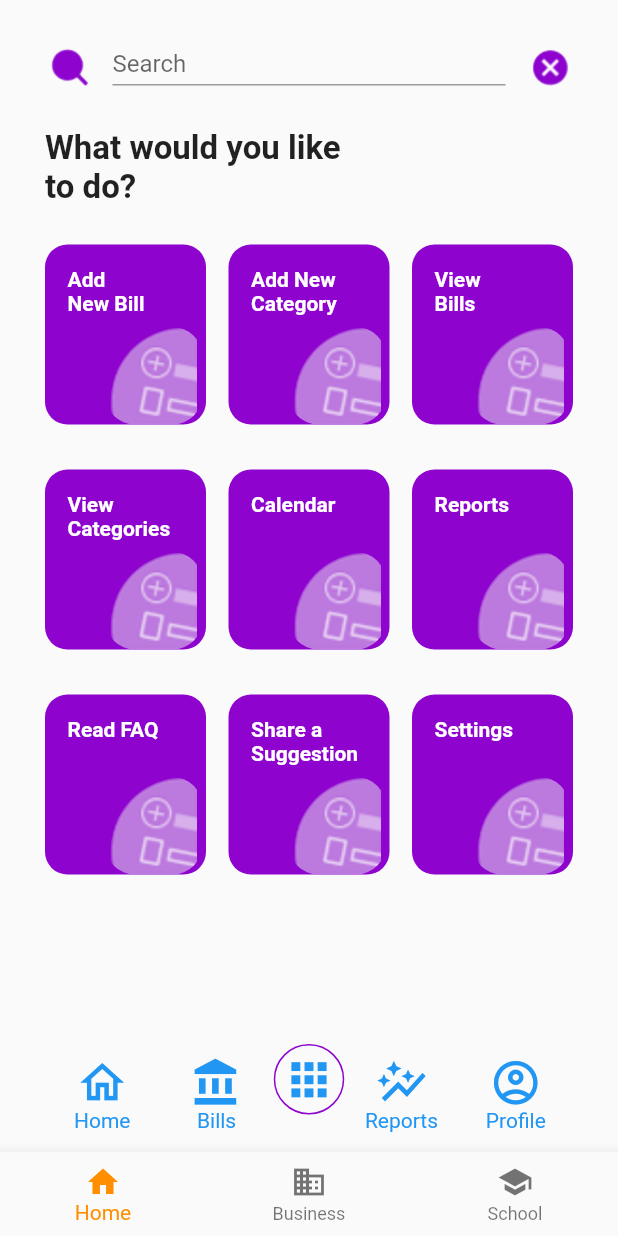
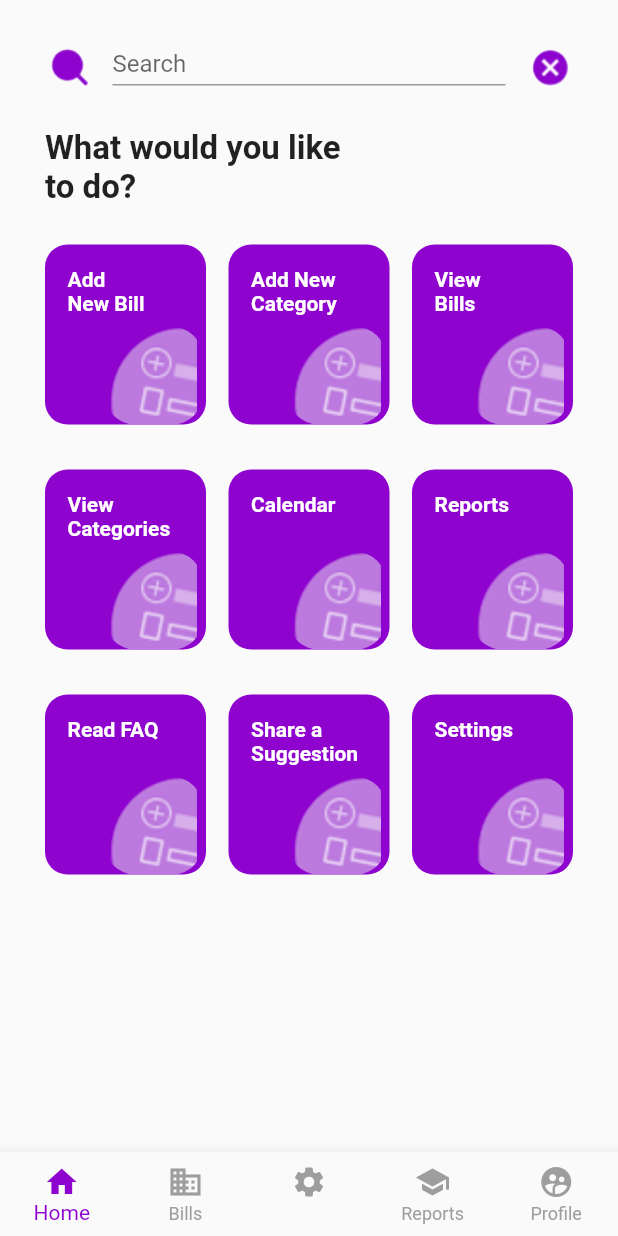
Before and after one commit to ChiragGajjar/PaymentReminder, a Flutter app: the SearchScreen screen opened directly, on a phone screen of 412 x 824 dp. Run offline on Flutter 3.47's test engine with Material 2 defaults, Android fonts, the phone set to English and light mode, and no system bars.

Commit message:
Update search screen

```diff
--- a/lib/login/login_screen.dart
+++ b/lib/login/login_screen.dart
@@ -1,5 +1,7 @@
 import 'package:flutter/material.dart';
 import 'package:payment_app/Utils/app_images.dart';
+
+import '../search_screen.dart';
 
 class LoginScreen extends StatefulWidget {
   const LoginScreen({Key? key}) : super(key: key);
@@ -183,7 +185,7 @@ class _LoginScreenState extends State<LoginScreen> {
                           // width: 150,
                           child: InkWell(
                             onTap: () {
-                              setState(() {});
+                              Navigator.of(context).push(MaterialPageRoute(builder: (context) => SearchScreen()));
                             },
                             child: Container(
                               decoration: BoxDecoration(
@@ -271,7 +273,6 @@ class _LoginScreenState extends State<LoginScreen> {
                         Center(
                           child: InkWell(
                             onTap: () {
-                              setState(() {});
                             },
                             child: Row(
                                 mainAxisAlignment: MainAxisAlignment.center,
--- a/lib/main.dart
+++ b/lib/main.dart
@@ -16,7 +16,7 @@ class MyApp extends StatelessWidget {
       theme: ThemeData(
         primarySwatch: Colors.blue,
       ),
-      home: SearchScreen(),
+      home: WelcomePage1(),
     );
   }
 }
--- a/lib/search_screen.dart
+++ b/lib/search_screen.dart
@@ -10,11 +10,13 @@ class SearchScreen extends StatefulWidget {
 }
 
 class _SearchScreenState extends State<SearchScreen> {
+  int selectedIndex = 0;
   @override
   Widget build(BuildContext context) {
     return Scaffold(
       resizeToAvoidBottomInset: false,
-      body: Container(
+      body: SafeArea(
+        child: Container(
           margin: EdgeInsets.only(top: 30, left: 30, bottom: 5, right: 30),
           child: Column(
             children: [
@@ -425,85 +427,10 @@ class _SearchScreenState extends State<SearchScreen> {
                     ),
                   ],
                 ),
-            )),
-            Container(
-                child: Row(
-              children: [
-                Expanded(
-                  child: Column(
-                    children: [
-                      Icon(
-                        Icons.home_outlined,
-                        size: 35,
-                        color: Colors.blue,
               ),
-                      Text(
-                        "Home",
-                        style: TextStyle(color: Colors.blue),
-                      )
+              ),
             ],
           ),
-                ),
-                Expanded(
-                  child: Column(
-                    children: [
-                      Icon(
-                        Icons.account_balance_sharp,
-                        size: 35,
-                        color: Colors.blue,
-                      ),
-                      Text(
-                        "Bills",
-                        style: TextStyle(color: Colors.blue),
-                      )
-                    ],
-                  ),
-                ),
-                Container(
-                  margin: EdgeInsets.only(bottom: 20),
-                  child: Container(
-                    padding:
-                        EdgeInsets.only(top: 5, bottom: 5, left: 5, right: 5),
-                    decoration: BoxDecoration(
-                      borderRadius: BorderRadius.all(Radius.circular(40)),
-                      border: Border.all(color: Color(0xFF8E04CE)),
-                    ),
-                    child: Icon(
-                      Icons.apps_rounded,
-                      size: 35,
-                      color: Colors.blue,
-                    ),
-                  ),
-                ),
-                Expanded(
-                  child: Column(
-                    children: [
-                      Icon(Icons.auto_graph, size: 35, color: Colors.blue),
-                      Text(
-                        "Reports",
-                        style: TextStyle(color: Colors.blue),
-                      )
-                    ],
-                  ),
-                ),
-                Expanded(
-                  child: Column(
-                    children: [
-                      Icon(
-                        Icons.account_circle_outlined,
-                        color: Colors.blue,
-                        size: 35,
-                      ),
-                      Text(
-                        "Profile",
-                        style: TextStyle(color: Colors.blue),
-                      )
-                    ],
-                  ),
-                )
-              ],
-            ))
-          ],
         ),
       ),
       bottomNavigationBar: BottomNavigationBar(
@@ -514,16 +441,34 @@ class _SearchScreenState extends State<SearchScreen> {
           ),
           BottomNavigationBarItem(
             icon: Icon(Icons.business),
-            label: 'Business',
+            label: 'Bills',
+          ),
+          BottomNavigationBarItem(
+            icon: Icon(Icons.settings),
+            label: '',
           ),
           BottomNavigationBarItem(
             icon: Icon(Icons.school),
-            label: 'School',
+            label: 'Reports',
+          ),
+          BottomNavigationBarItem(
+            icon: Icon(Icons.supervised_user_circle_rounded),
+            label: 'Profile',
           ),
         ],
-        currentIndex: 0,
-        selectedItemColor: Colors.amber[800],
-        onTap: null,
+        currentIndex: selectedIndex,
+        type: BottomNavigationBarType.fixed,
+        unselectedItemColor: Colors.grey,
+        selectedItemColor: Color(0xFF8E04CE),
+        unselectedLabelStyle: TextStyle(
+          color: Colors.red
+        ),
+        onTap: (index){
+          print(index);
+          setState(() {
+            selectedIndex = index;
+          });
+        },
       ),
     );
   }
```
Lines whose indentation alone changed are shown as unchanged.
